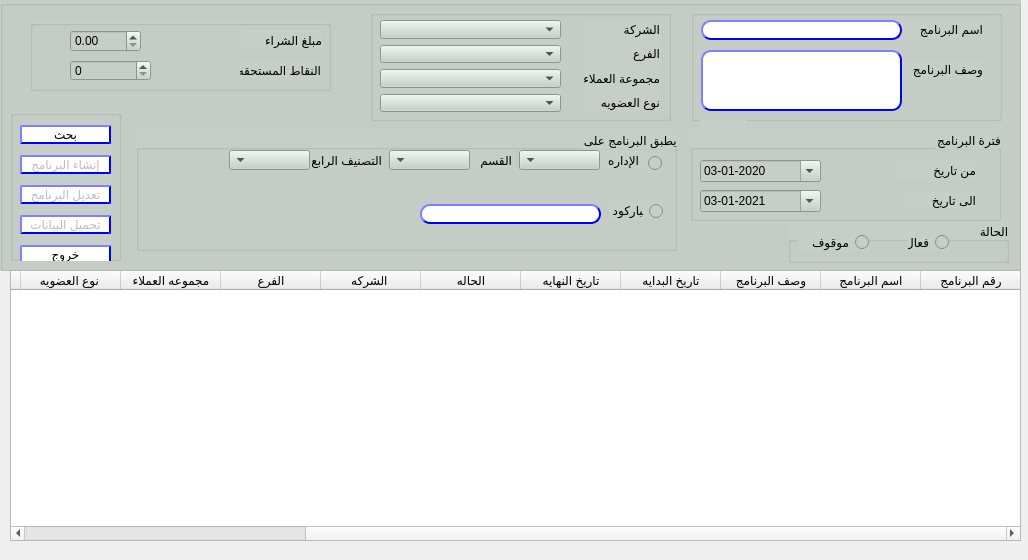
Qt form presentation/loyalty_ui/createModifyLoyalityProg.ui (shymaa123456/HyperPOS2020) before a commit.
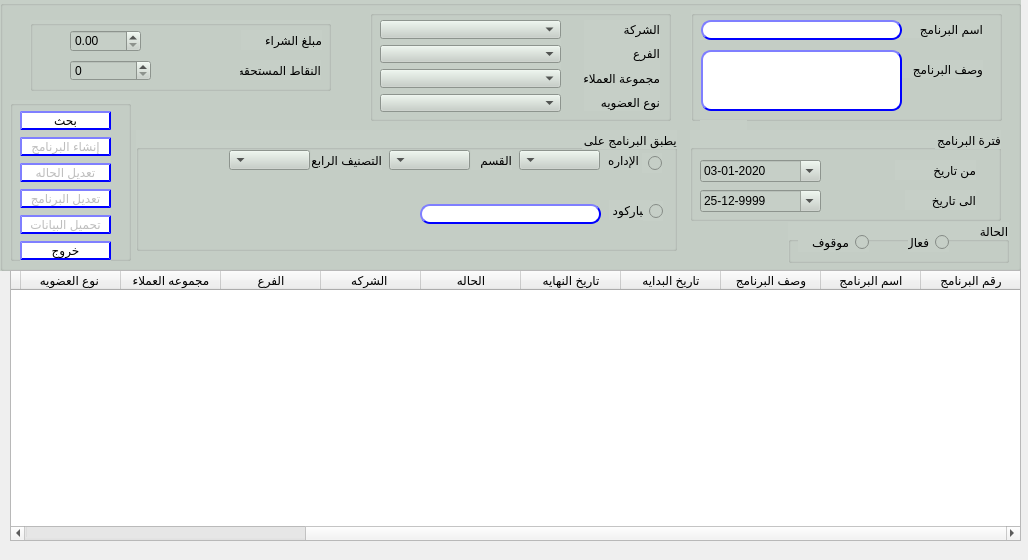
The same form after that commit.

The edit to the form file:
```diff
--- a/presentation/loyalty_ui/createModifyLoyalityProg.ui
+++ b/presentation/loyalty_ui/createModifyLoyalityProg.ui
@@ -349,6 +349,26 @@
         <property name="autoFillBackground">
          <bool>false</bool>
         </property>
+        <property name="dateTime">
+         <datetime>
+          <hour>23</hour>
+          <minute>59</minute>
+          <second>59</second>
+          <year>9999</year>
+          <month>12</month>
+          <day>25</day>
+         </datetime>
+        </property>
+        <property name="maximumDateTime">
+         <datetime>
+          <hour>23</hour>
+          <minute>59</minute>
+          <second>59</second>
+          <year>9999</year>
+          <month>12</month>
+          <day>25</day>
+         </datetime>
+        </property>
         <property name="displayFormat">
          <string>dd-MM-yyyy</string>
         </property>
@@ -357,9 +377,9 @@
         </property>
         <property name="date">
          <date>
-          <year>2021</year>
-          <month>1</month>
-          <day>3</day>
+          <year>9999</year>
+          <month>12</month>
+          <day>25</day>
          </date>
         </property>
        </widget>
@@ -371,9 +391,9 @@
     <property name="geometry">
      <rect>
       <x>10</x>
-      <y>110</y>
-      <width>111</width>
-      <height>151</height>
+      <y>100</y>
+      <width>121</width>
+      <height>161</height>
      </rect>
     </property>
     <property name="title">
@@ -459,6 +479,41 @@
         </property>
        </widget>
       </item>
+      <item>
+       <widget class="QPushButton" name="Qbtn_activate">
+        <property name="enabled">
+         <bool>false</bool>
+        </property>
+        <property name="styleSheet">
+         <string notr="true">QPushButton{
+                                        background-color: white;
+                                        border-style: outset;
+                                        border-width: 2px;
+                                        border-radius: 10px;
+                                        border-color: blue;
+                                        min-width:6em;
+                                       }
+                                        QPushButton:hover {
+                                        background: qradialgradient(
+                                        cx: 0.3, cy: -0.4, fx: 0.3, fy: -0.4,
+                                        radius: 1.35, stop: 0 #fff, stop: 1 #bbb
+                                        );
+                                        }
+                                        QPushButton:pressed {
+                                        border-style: inset;
+                                        background: qradialgradient(
+                                        cx: 0.4, cy: -0.1, fx: 0.4, fy: -0.1,
+                                        radius: 1.35, stop: 0 #fff, stop: 1 #ddd
+                                        );
+                                        }
+                                    
+                                    </string>
+        </property>
+        <property name="text">
+         <string>تعديل الحاله</string>
+        </property>
+       </widget>
+      </item>
       <item>
        <widget class="QPushButton" name="Qbtn_modify">
         <property name="enabled">
```
Left out of the diff: 5 changed lines with no effect on the pictures.
